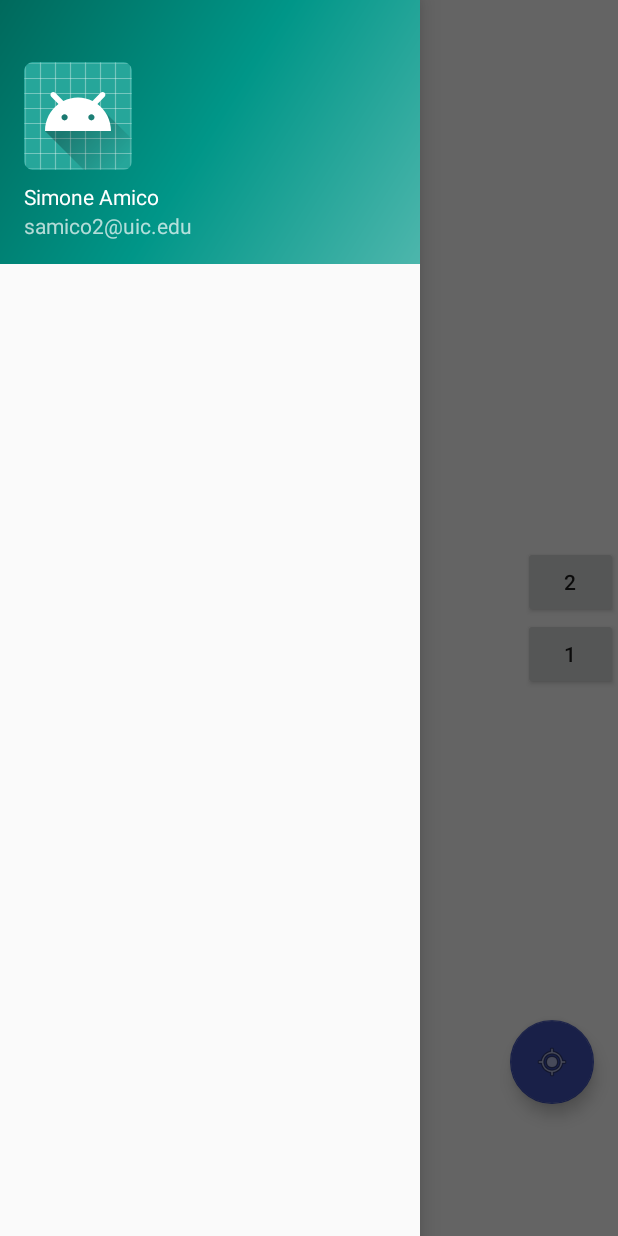
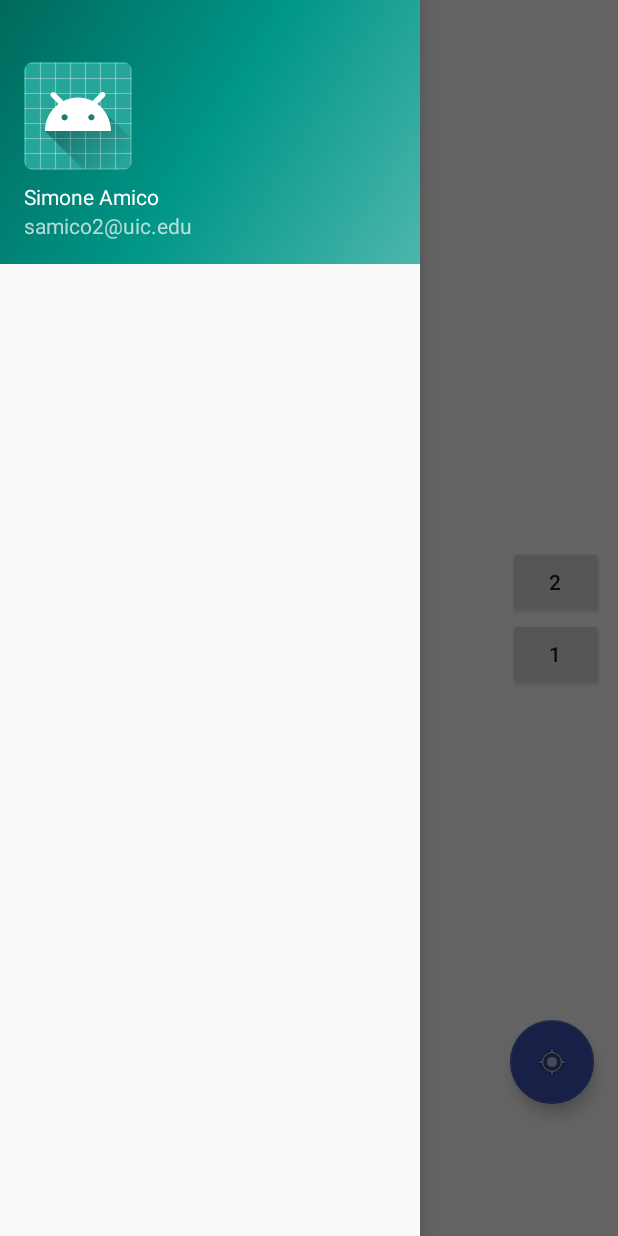
Before and after one commit to f-manto/HCIProject, an Android app: the screen it shows after launch (MainActivity), with the side drawer open, on a phone screen of 412 x 824 dp. Run offline under Robolectric (Android 15) with nearby library versions, the phone set to English and light mode, and no system bars; libraries missing offline, so code that uses them is left out: com.arlib.floatingsearchview, com.indooratlas.android, com.mapbox.mapboxsdk, com.mapbox.services, pl.openrnd.multilevellistview; plain views replace FloatingSearchView, MultiLevelListView; 14 statements that could not run were skipped.

Commit message:
pushio_2

```diff
--- a/app/src/main/java/com/example/francesco/mapboxapp/MainActivity.java
+++ b/app/src/main/java/com/example/francesco/mapboxapp/MainActivity.java
@@ -125,11 +125,15 @@ public class MainActivity extends AppCompatActivity
     private boolean mShowIndoorLocation = false;
 
     private Marker featureMarker;
+    private int featureMarkerFloor = 0;
 
     private PolylineOptions path;
     private ArrayList<LatLng> floor1_points;
     private ArrayList<LatLng> floor2_points;
     private boolean isPathDisplayed = false;
+
+
+
 
 
     private LatLng currentLocation = new LatLng(41.869912, -87.647903);
@@ -238,7 +242,7 @@ public class MainActivity extends AppCompatActivity
         mBottomSheetBehavior1.setPeekHeight(300);
         mBottomSheetBehavior1.setState(BottomSheetBehavior.STATE_HIDDEN);
 
-        sheetbutton = (FloatingActionButton) findViewById(R.id.primary);
+        sheetbutton = (FloatingActionButton) findViewById(R.id.navigateButton);
         sheetbutton.setVisibility(View.GONE);
         floorButtons = (LinearLayout) findViewById(R.id.floorButtons);
 
@@ -262,20 +266,20 @@ public class MainActivity extends AppCompatActivity
             }
         });*/
 
-        mBottomSheetBehavior1.setBottomSheetCallback(new BottomSheetBehavior.BottomSheetCallback() {
+      mBottomSheetBehavior1.setBottomSheetCallback(new BottomSheetBehavior.BottomSheetCallback() {
             @Override
             public void onStateChanged(View bottomSheet, int newState) {
                 if (newState == BottomSheetBehavior.STATE_EXPANDED) {
                     sheetbutton.setVisibility(View.VISIBLE);
-                    floorButtons.setVisibility(View.INVISIBLE);
+
                 }
                 else if (newState == BottomSheetBehavior.STATE_COLLAPSED) {
                     sheetbutton.setVisibility(View.VISIBLE);
-                    floorButtons.setVisibility(View.INVISIBLE);
+
                 }
                 else if (newState == BottomSheetBehavior.STATE_HIDDEN) {
                     sheetbutton.setVisibility(View.GONE);
-                    floorButtons.setVisibility(View.VISIBLE);
+
                 }
             }
 
@@ -697,6 +701,14 @@ public class MainActivity extends AppCompatActivity
         mapboxMap.getLayer("FLOOR" + floor + "_labels").setProperties(visibility(vis));
 
     }
+    public void floorVisibility3D(int floor, String vis) {
+
+
+        mapboxMap.getLayer("FLOOR" + floor + "_rooms").setProperties(visibility(vis));
+        mapboxMap.getLayer("FLOOR" + floor + "_walls").setProperties(visibility(vis));
+        mapboxMap.getLayer("FLOOR" + floor + "_labels").setProperties(visibility(vis));
+
+    }
 
     @Override
     public void onMapClick(@NonNull LatLng point) {
@@ -717,8 +729,9 @@ public class MainActivity extends AppCompatActivity
                                     .title("Room")
                                     .snippet(String.valueOf(entry.getValue()))
                             );
+                            featureMarkerFloor = displayedFloor;
                             //mapboxMap.selectMarker(featureMarker);
-                            showBottomSheet(String.valueOf(entry.getValue()));
+                            showBottomSheet(entry);
                             showPathFromCurrentLocation(String.valueOf(entry.getValue()));
                             return;
                         }
@@ -734,14 +747,14 @@ public class MainActivity extends AppCompatActivity
 
     }
 
-    private void showBottomSheet(String room) {
+    private void showBottomSheet(Map.Entry<String, JsonElement> entry) {
         View bottomSheet = findViewById(R.id.sheet1);
         mBottomSheetBehavior1 = BottomSheetBehavior.from(bottomSheet);
         if(mBottomSheetBehavior1.getState() != BottomSheetBehavior.STATE_COLLAPSED) {
             mBottomSheetBehavior1.setState(BottomSheetBehavior.STATE_COLLAPSED);
 
             sheetbutton.setVisibility(View.VISIBLE);
-            floorButtons.setVisibility(View.INVISIBLE);
+
         }
 
     }
@@ -880,6 +893,7 @@ public class MainActivity extends AppCompatActivity
             displayedFloor = 2;
             points = floor2_points;
         }
+        mapboxMap.removeAnnotations();
         if(isPathDisplayed){
             if (path!=null){
                 mapboxMap.removePolyline(path.getPolyline());
@@ -891,6 +905,21 @@ public class MainActivity extends AppCompatActivity
             mapboxMap.addPolyline(path);
 
         }
+        if (featureMarkerFloor != displayedFloor){
+            if (featureMarker != null) {
+                mapboxMap.removeMarker(featureMarker);
+            }
+        }else{
+            if (featureMarker != null) {
+
+                featureMarker = mapboxMap.addMarker(new MarkerViewOptions().position(featureMarker.getPosition()).title(featureMarker.getTitle()));
+
+            }
+        }
+
+    }
+
+    private void enterNavigationMode(){
 
     }
 }
--- a/app/src/main/res/layout/app_bar_main.xml
+++ b/app/src/main/res/layout/app_bar_main.xml
@@ -44,6 +44,7 @@
         android:id="@+id/floorButtons"
         android:layout_width="63dp"
         android:layout_height="wrap_content"
+        android:layout_marginRight="10dp"
         android:orientation="vertical"
         android:visibility="visible"
         app:layout_anchor="@+id/include2"
@@ -132,12 +133,13 @@
         app:layout_anchorGravity="top|end">
 
         <android.support.design.widget.FloatingActionButton
-            android:id="@+id/primary"
+            android:id="@+id/navigateButton"
             android:layout_width="wrap_content"
             android:layout_height="wrap_content"
 
             android:layout_margin="@dimen/fab_margin"
-            android:src="@android:drawable/ic_delete"/>
+            android:src="@drawable/ic_navigation"
+            app:backgroundTint="@color/dark_gray" />
     </LinearLayout>
 
 
```
